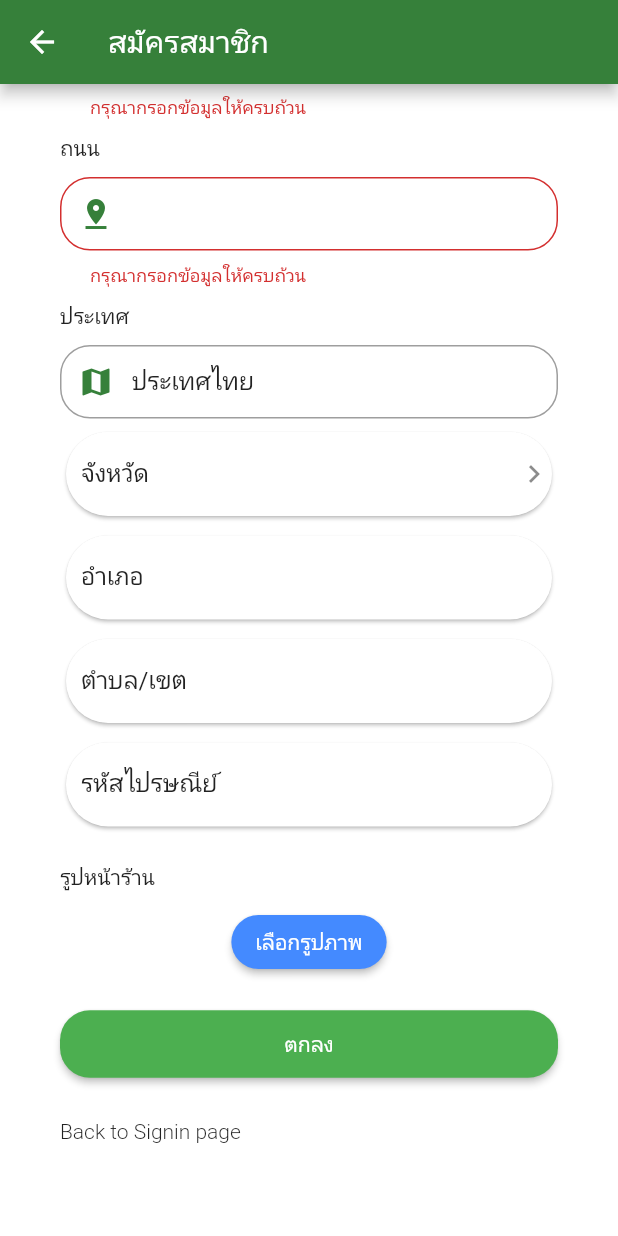
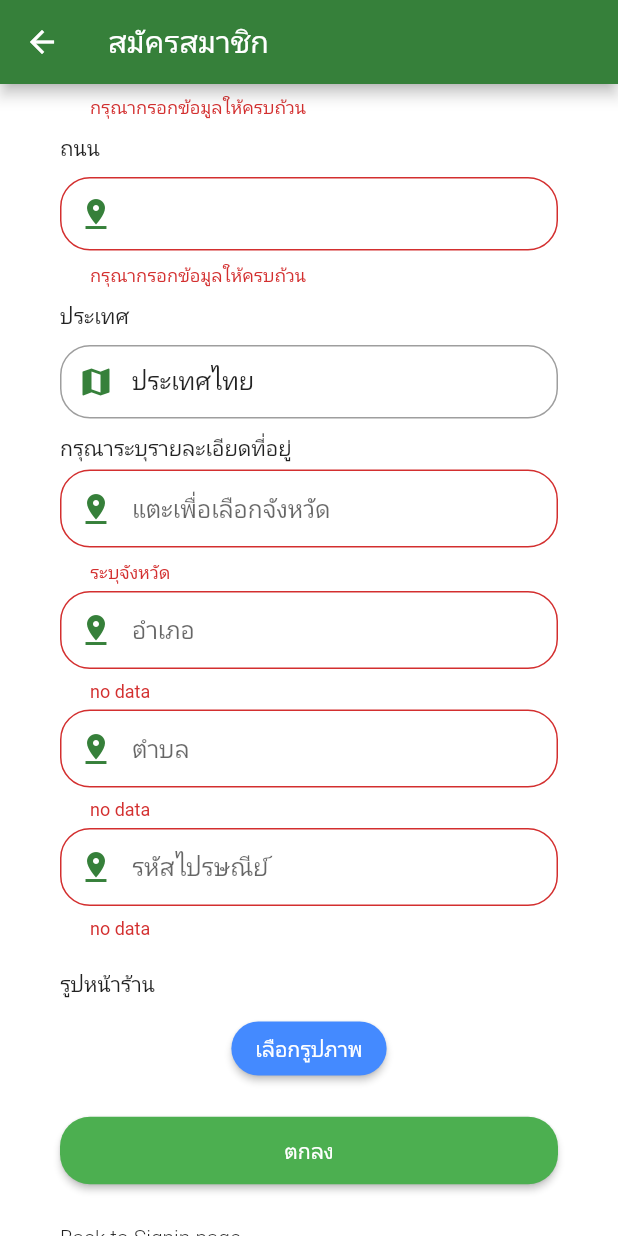
Before and after one commit to Npwtps14/enieth, a Flutter app: the Register screen opened directly with empty values, scrolled down 1152 dp, after a tap on "ตกลง", on a phone screen of 412 x 824 dp. Run offline on Flutter 3.47's test engine with Material 2 defaults, Android fonts, the phone set to English and light mode, and no system bars; our stand-ins replace chopper, dio, flushbar, font_awesome_flutter, get, get_it and 4 more; accounts and stored records are empty; generated files the repository leaves out were written again; network calls fail; Roboto replaces fonts that are missing (Kanit).

Commit message:
fix bug registers

```diff
--- a/lib/screens/address/district_screen.dart
+++ b/lib/screens/address/district_screen.dart
@@ -2,6 +2,7 @@ import 'dart:convert';
 
 import 'package:enie_production/screens/address/sub_district_screen.dart';
 import 'package:flutter/material.dart';
+import 'package:google_fonts/google_fonts.dart';
 import 'package:hexcolor/hexcolor.dart';
 import 'package:http/http.dart' as http;
 import 'package:line_icons/line_icon.dart';
@@ -112,7 +113,7 @@ class Districts extends State<DistrictsListView> {
   Widget build(BuildContext context) {
     return Scaffold(
       appBar: AppBar(
-        title: Text('เลือกอำเภอ'),
+        title: Text('เลือกอำเภอ',style: GoogleFonts.kanit(),),
         backgroundColor: HexColor('#36803a'),
       ),
       body: FutureBuilder<List<GetDistricts>>(
@@ -125,7 +126,7 @@ class Districts extends State<DistrictsListView> {
             children: snapshot.data
                 .map(
                   (dataDistrict) => ListTile(
-                    title: Text(dataDistrict.name),
+                    title: Text(dataDistrict.name,style: GoogleFonts.kanit(),),
                     onTap: () {
                       var district = new MaterialPageRoute(
                         builder: (BuildContext contex) => SubDistrictListView(
--- a/lib/screens/address/provinces_screen.dart
+++ b/lib/screens/address/provinces_screen.dart
@@ -1,6 +1,7 @@
 import 'dart:convert';
 import 'package:enie_production/screens/address/district_screen.dart';
 import 'package:flutter/material.dart';
+import 'package:google_fonts/google_fonts.dart';
 import 'package:hexcolor/hexcolor.dart';
 import 'package:http/http.dart' as http;
 import 'package:line_icons/line_icon.dart';
@@ -109,7 +110,7 @@ class Provinces extends State<ProvincesListView> {
   Widget build(BuildContext context) {
     return Scaffold(
       appBar: AppBar(
-        title: Text('เลือกจังหวัด'),
+        title: Text('เลือกจังหวัด',style: GoogleFonts.kanit(),),
         backgroundColor: HexColor('#36803a'),
       ),
       body: Container(
@@ -123,7 +124,7 @@ class Provinces extends State<ProvincesListView> {
               children: snapshot.data
                   .map(
                     (dataProvince) => ListTile(
-                      title: Text(dataProvince.province),
+                      title: Text(dataProvince.province,style: GoogleFonts.kanit(),),
                       onTap: () {
                         var province = new MaterialPageRoute(
                           builder: (BuildContext contex) => DistrictsListView(
--- a/lib/screens/address/sub_district_screen.dart
+++ b/lib/screens/address/sub_district_screen.dart
@@ -114,7 +114,10 @@ class SubDistrict extends State<SubDistrictListView> {
   Widget build(BuildContext context) {
     return Scaffold(
       appBar: AppBar(
-        title: Text('เลือกตำบล/เขต'),
+        title: Text(
+          'เลือกตำบล/เขต',
+          style: GoogleFonts.kanit(),
+        ),
         backgroundColor: HexColor('#36803a'),
       ),
       body: FutureBuilder<List<GetSubDistrict>>(
@@ -134,8 +137,9 @@ class SubDistrict extends State<SubDistrictListView> {
                     onTap: () {
                       var province = new MaterialPageRoute(
                         builder: (BuildContext contex) => Register(
+                          provinceID: widget.provinceID,
                           subDistrictName: user.dName,
-                          districtName:widget.districtName,
+                          districtName: widget.districtName,
                           province: widget.province,
                           phoneNumber: widget.phoneNumber,
                           password: widget.password,
@@ -150,8 +154,8 @@ class SubDistrict extends State<SubDistrictListView> {
                           alley: widget.alley,
                           road: widget.road,
                           countryID: widget.countryID,
-                          // districtID: ,
-                          // subDistrictId: ,
+                          districtID: widget.districtID,
+                          subDistrictId: user.id,
                           zipCode: user.dNumber,
                           salonImg: widget.salonImg,
                         ),
--- a/lib/screens/register_screen.dart
+++ b/lib/screens/register_screen.dart
@@ -34,6 +34,7 @@ class Register extends StatefulWidget {
   final zipCode;
   final salonImg;
   final districtName;
+  final districtID;
 
   const Register(
       {this.subDistrictName = '',
@@ -51,11 +52,12 @@ class Register extends StatefulWidget {
       this.alley = '',
       this.road = '',
       this.countryID,
-      this.subDistrictId = '',
+      this.subDistrictId,
       this.zipCode = '',
       this.salonImg,
-      this.provinceID = '',
-      this.districtName = ''});
+      this.provinceID,
+      this.districtName = '',
+      this.districtID});
   @override
   _RegisterState createState() => _RegisterState();
 }
@@ -64,7 +66,7 @@ SharedPreferences prefs;
 
 class _RegisterState extends State<Register> {
   final formKey = new GlobalKey<FormState>();
-  Dio dio = new Dio();
+  var dio = Dio();
   Future postRegister() async {
     final String pathUrl = 'https://app1.fantasy.co.th/salons';
 
@@ -79,7 +81,7 @@ class _RegisterState extends State<Register> {
       "sale_id": 12,
       "salon_type": 1,
       "salon_contract_name": "James",
-      "salon_web_code": "A00001",
+      "salon_web_code": null,
       "salon_first_name": "-",
       "salon_last_name": "-",
       "salon_nick_name": "-",
@@ -91,15 +93,15 @@ class _RegisterState extends State<Register> {
       "salon_alley": null,
       "salon_road": "ราษฎร์พัฒนา 1",
       "country_id": 1,
-      "province_id": 1,
-      "district_id": 44,
-      "subdistrict_id": 142,
-      "salon_zip_code": "10240",
-      "salon_credit_limited": 50000,
-      "salon_due_total": 3000,
-      "salon_order_total": 1754114.75,
-      "salon_pay_total": 1751114.75,
-      "salon_point": 244,
+      "province_id": widget.provinceID,
+      "district_id": widget.districtID,
+      "subdistrict_id": widget.subDistrictId,
+      "salon_zip_code": widget.zipCode,
+      "salon_credit_limited": 10000,
+      "salon_due_total": 0,
+      "salon_order_total": 0,
+      "salon_pay_total": 0,
+      "salon_point": 0,
       "salon_scope": 0,
       "salon_qty": 0,
       "salon_last_order": "2021-04-05T10:42:33.000Z",
@@ -116,20 +118,39 @@ class _RegisterState extends State<Register> {
       "salon_latitude": "13.788605",
       "salon_open_time": null,
       "salon_close_time": null,
-      "salon_status": 1,
+      "salon_status": 0,
       "salon_hot": 0,
       "salon_on_website": 0,
       "salon_token_line": "XfbVUJs8Oyu7SXoXAhD7wX5mposNAi1ed0n7JkoHIbR",
       "salon_persuader": null,
       "created_by": 1,
-      "updated_by": 1
+      "updated_by": 1,
+      "salon_gen":0
     };
+    // var response = await dio.post(
+    //   pathUrl,
+    //   data: userData,
+    //   options:
+    //   Options(headers: {
+    //     'Content-type': 'application/json',
+    //   }
     var response = await dio.post(pathUrl,
         data: userData,
         options: Options(headers: {
           'Content-type': 'application/json',
         }));
+    if (response.statusCode == 200) {
+      // print(response.data);
       return response.data;
+    }
+    if (response.statusCode == 500) {
+      print("status code 500");
+    } else {
+      print("dsdsdsdsfsf");
+    }
+
+    //show error message
+    // response.statusCode == 500 ;
   }
 
   String _password, _confirmPassword, _username;
@@ -172,6 +193,8 @@ class _RegisterState extends State<Register> {
     alleyController.text = widget.alley;
 
     var usernameField = TextFormField(
+        autofocus: true,
+        // initialValue: widget.phoneNumber,
         validator: (value) => value.isEmpty ? "กรุณากรอกหมายเลขโทรศัพท์" : null,
         controller: usernameController,
         onSaved: (value) => _username = value,
@@ -190,7 +213,7 @@ class _RegisterState extends State<Register> {
         ));
 
     final passwordField = TextFormField(
-        autofocus: false,
+        autofocus: true,
         obscureText: true,
         controller: passwordContorller,
         validator: (value) => value.isEmpty ? "Please enter password" : null,
@@ -214,7 +237,7 @@ class _RegisterState extends State<Register> {
     // );
 
     final salonsName = TextFormField(
-        autofocus: false,
+        autofocus: true,
         controller: nameController,
         validator: (val) => val.isEmpty ? "กรุณากรอกข้อมูลให้ครบถ้วน" : null,
         decoration: InputDecoration(
@@ -227,7 +250,7 @@ class _RegisterState extends State<Register> {
           border: OutlineInputBorder(borderRadius: BorderRadius.circular(20)),
         ));
     final salonsLastName = TextFormField(
-        autofocus: false,
+        autofocus: true,
         controller: lastNameController,
         validator: (val) => val.isEmpty ? "กรุณากรอกข้อมูลให้ครบถ้วน" : null,
         decoration: InputDecoration(
@@ -241,7 +264,7 @@ class _RegisterState extends State<Register> {
         ));
     final salonsNickName = TextFormField(
         controller: nickNameController,
-        autofocus: false,
+        autofocus: true,
         validator: (val) => val.isEmpty ? "กรุณากรอกข้อมูลให้ครบถ้วน" : null,
         decoration: InputDecoration(
           hintText: widget.salonNickName,
@@ -254,7 +277,7 @@ class _RegisterState extends State<Register> {
         ));
     final salonsStoreName = TextFormField(
         controller: storeNameController,
-        autofocus: false,
+        autofocus: true,
         validator: (val) => val.isEmpty ? "กรุณากรอกข้อมูลให้ครบถ้วน" : null,
         decoration: InputDecoration(
           hintText: widget.salonStoreName,
@@ -267,7 +290,7 @@ class _RegisterState extends State<Register> {
         ));
     final email = TextFormField(
         controller: emailController,
-        autofocus: false,
+        autofocus: true,
         validator: (val) => val.isEmpty ? "กรุณากรอกข้อมูลให้ครบถ้วน" : null,
         decoration: InputDecoration(
           hintText: widget.email,
@@ -280,7 +303,7 @@ class _RegisterState extends State<Register> {
         ));
     final address = TextFormField(
         controller: addressController,
-        autofocus: false,
+        autofocus: true,
         validator: (val) => val.isEmpty ? "กรุณากรอกข้อมูลให้ครบถ้วน" : null,
         decoration: InputDecoration(
           hintText: widget.address,
@@ -293,7 +316,7 @@ class _RegisterState extends State<Register> {
         ));
     final village = TextFormField(
         controller: villageController,
-        autofocus: false,
+        autofocus: true,
         validator: (val) => val.isEmpty ? "กรุณากรอกข้อมูลให้ครบถ้วน" : null,
         decoration: InputDecoration(
           hintText: widget.village,
@@ -306,7 +329,7 @@ class _RegisterState extends State<Register> {
         ));
     final alley = TextFormField(
         controller: alleyController,
-        autofocus: false,
+        autofocus: true,
         validator: (val) => val.isEmpty ? "กรุณากรอกข้อมูลให้ครบถ้วน" : null,
         decoration: InputDecoration(
           hintText: widget.alley,
@@ -319,7 +342,7 @@ class _RegisterState extends State<Register> {
         ));
     final road = TextFormField(
         controller: roadController,
-        autofocus: false,
+        autofocus: true,
         validator: (val) => val.isEmpty ? "กรุณากรอกข้อมูลให้ครบถ้วน" : null,
         decoration: InputDecoration(
           hintText: widget.road,
@@ -331,7 +354,7 @@ class _RegisterState extends State<Register> {
           border: OutlineInputBorder(borderRadius: BorderRadius.circular(20)),
         ));
     final country_id = TextFormField(
-      autofocus: false,
+      autofocus: true,
       validator: (val) => val.isEmpty ? "กรุณากรอกข้อมูลให้ครบถ้วน" : null,
       decoration: buildInputDecoration("", Icons.map),
       initialValue: "ประเทศไทย",
@@ -458,21 +481,25 @@ class _RegisterState extends State<Register> {
                   label("ประเทศ"),
                   SizedBox(height: 10.0),
                   country_id,
+                  SizedBox(height: 10.0),
+                  label("กรุณาระบุรายละเอียดที่อยู่"),
                   SizedBox(height: 5.0),
-                  Card(
-                      shape: RoundedRectangleBorder(
-                        borderRadius: BorderRadius.circular(30.0),
+                  TextFormField(
+                    readOnly: true,
+                    initialValue: widget.province,
+                    validator: (val) => val.isEmpty ? "ระบุจังหวัด" : null,
+                    decoration: InputDecoration(
+                      hintText: "แตะเพื่อเลือกจังหวัด",
+                      prefixIcon: Icon(
+                        Icons.pin_drop,
+                        color: HexColor('#36803a'),
                       ),
-                      child: ListTile(
-                        contentPadding: EdgeInsets.only(left: 10),
-                        horizontalTitleGap: 0,
-                        minVerticalPadding: 5,
-                        leading: Text('จังหวัด  ',
-                            style: GoogleFonts.kanit(
-                                fontSize: 16, fontWeight: FontWeight.w400)),
-                        title:
-                            Text(widget.province, style: GoogleFonts.kanit()),
-                        trailing: Icon(Icons.keyboard_arrow_right),
+                      contentPadding:
+                          EdgeInsets.fromLTRB(20.0, 15.0, 20.0, 15.0),
+                      border: OutlineInputBorder(
+                          borderRadius: BorderRadius.circular(20)),
+                    ),
+                    style: GoogleFonts.kanit(),
                     onTap: () {
                       var addressPush = new MaterialPageRoute(
                         builder: (BuildContext contex) => ProvincesListView(
@@ -494,54 +521,61 @@ class _RegisterState extends State<Register> {
                       );
                       Navigator.of(context).push(addressPush);
                     },
-                      )),
+                  ),
                   SizedBox(height: 5.0),
-                  Card(
-                      shape: RoundedRectangleBorder(
-                        borderRadius: BorderRadius.circular(30.0),
+                  TextFormField(
+                    readOnly: true,
+                    initialValue: widget.districtName,
+                    validator: (val) => val.isEmpty ? "no data" : null,
+                    decoration: InputDecoration(
+                      hintText: "อำเภอ",
+                      prefixIcon: Icon(
+                        Icons.pin_drop,
+                        color: HexColor('#36803a'),
                       ),
-                      child: ListTile(
-                        contentPadding: EdgeInsets.only(left: 10),
-                        horizontalTitleGap: 0,
-                        minVerticalPadding: 5,
-                        leading: Text('อำเภอ  ',
-                            style: GoogleFonts.kanit(
-                                fontSize: 16, fontWeight: FontWeight.w400)),
-                        title: Text(widget.districtName,
-                            style: GoogleFonts.kanit()),
-                        onTap: () {},
-                      )),
+                      contentPadding:
+                          EdgeInsets.fromLTRB(20.0, 15.0, 20.0, 15.0),
+                      border: OutlineInputBorder(
+                          borderRadius: BorderRadius.circular(20)),
+                    ),
+                    style: GoogleFonts.kanit(),
+                  ),
                   SizedBox(height: 5.0),
-                  Card(
-                      shape: RoundedRectangleBorder(
-                        borderRadius: BorderRadius.circular(30.0),
+                  TextFormField(
+                    readOnly: true,
+                    initialValue: widget.subDistrictName,
+                    validator: (val) => val.isEmpty ? "no data" : null,
+                    decoration: InputDecoration(
+                      hintText: "ตำบล",
+                      prefixIcon: Icon(
+                        Icons.pin_drop,
+                        color: HexColor('#36803a'),
                       ),
-                      child: ListTile(
-                        contentPadding: EdgeInsets.only(left: 10),
-                        horizontalTitleGap: 0,
-                        minVerticalPadding: 5,
-                        leading: Text('ตำบล/เขต  ',
-                            style: GoogleFonts.kanit(
-                                fontSize: 16, fontWeight: FontWeight.w400)),
-                        title: Text(widget.subDistrictName,
-                            style: GoogleFonts.kanit()),
-                        onTap: () {},
-                      )),
+                      contentPadding:
+                          EdgeInsets.fromLTRB(20.0, 15.0, 20.0, 15.0),
+                      border: OutlineInputBorder(
+                          borderRadius: BorderRadius.circular(20)),
+                    ),
+                    style: GoogleFonts.kanit(),
+                  ),
                   SizedBox(height: 5.0),
-                  Card(
-                      shape: RoundedRectangleBorder(
-                        borderRadius: BorderRadius.circular(30.0),
+                  TextFormField(
+                    readOnly: true,
+                    initialValue: widget.zipCode,
+                    validator: (val) => val.isEmpty ? "no data" : null,
+                    decoration: InputDecoration(
+                      hintText: "รหัสไปรษณีย์",
+                      prefixIcon: Icon(
+                        Icons.pin_drop,
+                        color: HexColor('#36803a'),
                       ),
-                      child: ListTile(
-                        contentPadding: EdgeInsets.only(left: 10),
-                        horizontalTitleGap: 0,
-                        minVerticalPadding: 5,
-                        leading: Text('รหัสไปรษณีย์  ',
-                            style: GoogleFonts.kanit(
-                                fontSize: 16, fontWeight: FontWeight.w400)),
-                        title: Text(widget.zipCode, style: GoogleFonts.kanit()),
-                        onTap: () {},
-                      )),
+                      contentPadding:
+                          EdgeInsets.fromLTRB(20.0, 15.0, 20.0, 15.0),
+                      border: OutlineInputBorder(
+                          borderRadius: BorderRadius.circular(20)),
+                    ),
+                    style: GoogleFonts.kanit(),
+                  ),
                   SizedBox(height: 10.0),
                   SizedBox(height: 10.0),
                   label("รูปหน้าร้าน"),
@@ -560,19 +594,27 @@ class _RegisterState extends State<Register> {
                           await postRegister().then((value) {
                             print(value);
                             var registerSuccess = new MaterialPageRoute(
-                            builder: (BuildContext contex) => RegisterSuccess(
-
-                            ),
+                              builder: (BuildContext contex) =>
+                                  RegisterSuccess(),
                             );
                             Navigator.of(context).push(registerSuccess);
                           });
+                        print(' province  ' +
+                            widget.provinceID.toString() +
+                            '  distric id ' +
+                            widget.districtID.toString() +
+                            '  sub id  ' +
+                            widget.subDistrictId.toString() +
+                            '  zipcode ' +
+                            widget.zipCode);
+                      },
+                      //     {
 
-                      } ,
+                      // },
                       child: Text(
                         "ตกลง",
                         style: GoogleFonts.kanit(color: Colors.white),
                       ),
-
                     ),
                   ),
 
```
Lines whose indentation alone changed are shown as unchanged.
